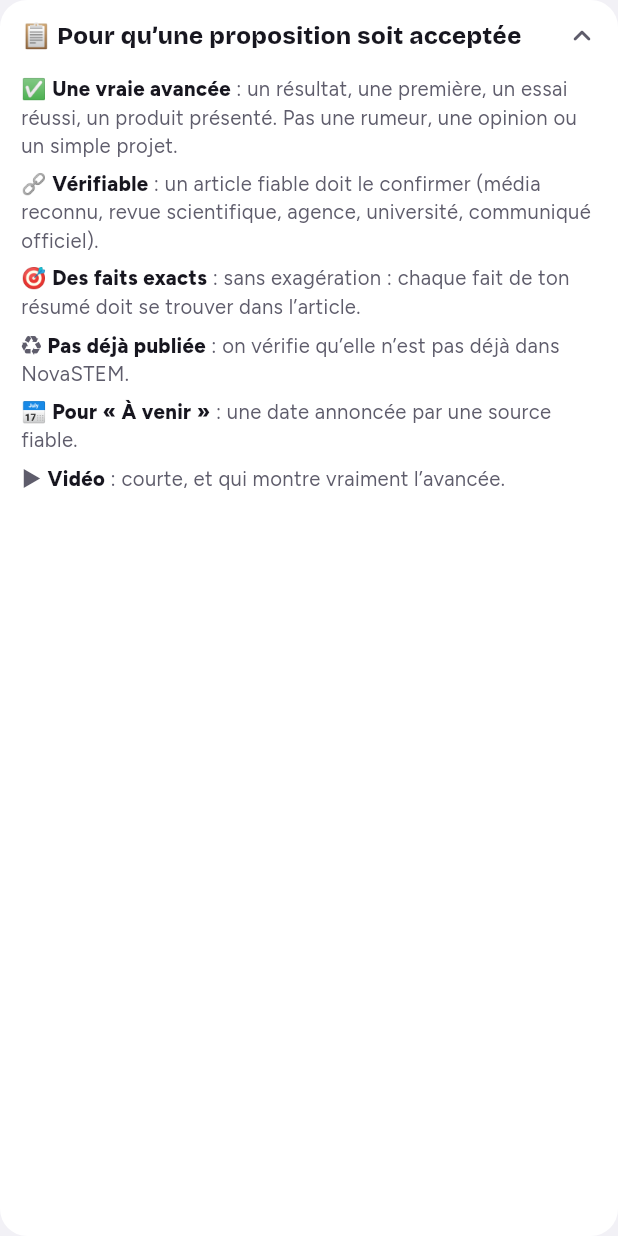
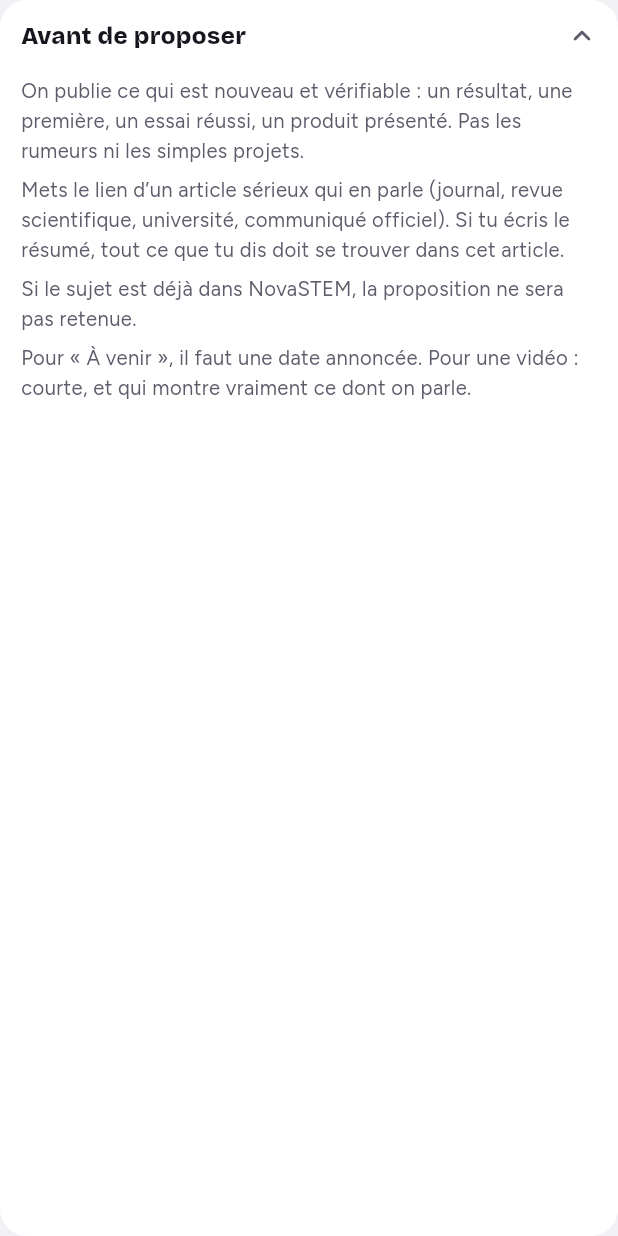
Before and after one commit to jd136413-lab/Application-science, a Flutter app: the _Regles widget shown alone on an empty page, opened directly, on a phone screen of 412 x 824 dp. Run offline on Flutter 3.47's test engine with Material 3 defaults, Android fonts, the phone set to English and light mode, and no system bars; our stand-ins replace cached_network_image, device_info_plus, firebase_core, firebase_crashlytics, firebase_messaging, flutter_cache_manager and 9 more; missing offline and left inert: google_mlkit_translation; accounts and stored records are empty.

Commit message:
Soumettre : règles sans émojis (maquette 97.1) [skip ci]
Co-Authored-By: Claude Opus 5.5 <noreply@anthropic.com>
Claude-Session: https://claude.ai/code/session_016yEvLPrAE5KA7kf6MRystD

```diff
--- a/app/lib/soumettre.dart
+++ b/app/lib/soumettre.dart
@@ -295,15 +295,14 @@ class _Regles extends StatefulWidget {
 class _ReglesState extends State<_Regles> {
   static bool _ouvert = true; // gardé pendant que l'app est ouverte
 
+  // 19/11 : écrit simplement, sans émojis ni liste à étiquettes (Maxime : « trop IA »).
   static const _regles = [
-    ('✅', 'Une vraie avancée', 'un résultat, une première, un essai réussi, un produit présenté. '
-        'Pas une rumeur, une opinion ou un simple projet.'),
-    ('🔗', 'Vérifiable', 'un article fiable doit le confirmer (média reconnu, revue scientifique, agence, '
-        'université, communiqué officiel).'),
-    ('🎯', 'Des faits exacts', 'sans exagération : chaque fait de ton résumé doit se trouver dans l’article.'),
-    ('♻️', 'Pas déjà publiée', 'on vérifie qu’elle n’est pas déjà dans NovaSTEM.'),
-    ('📅', 'Pour « À venir »', 'une date annoncée par une source fiable.'),
-    ('▶️', 'Vidéo', 'courte, et qui montre vraiment l’avancée.'),
+    'On publie ce qui est nouveau et vérifiable : un résultat, une première, un essai réussi, un produit présenté. '
+        'Pas les rumeurs ni les simples projets.',
+    'Mets le lien d’un article sérieux qui en parle (journal, revue scientifique, université, communiqué officiel). '
+        'Si tu écris le résumé, tout ce que tu dis doit se trouver dans cet article.',
+    'Si le sujet est déjà dans NovaSTEM, la proposition ne sera pas retenue.',
+    'Pour « À venir », il faut une date annoncée. Pour une vidéo : courte, et qui montre vraiment ce dont on parle.',
   ];
 
   @override
@@ -320,7 +319,7 @@ class _ReglesState extends State<_Regles> {
           child: Column(crossAxisAlignment: CrossAxisAlignment.start, children: [
             Row(children: [
               Expanded(
-                child: Text('📋 Pour qu’une proposition soit acceptée',
+                child: Text('Avant de proposer',
                     style: police(policeTitres, taille: 16, graisse: FontWeight.w800, couleur: p.texte)),
               ),
               Icon(_ouvert ? Icons.expand_less_rounded : Icons.expand_more_rounded, color: p.texteDiscret),
@@ -333,20 +332,11 @@ class _ReglesState extends State<_Regles> {
                   : Padding(
                       padding: const EdgeInsets.only(top: 8),
                       child: Column(crossAxisAlignment: CrossAxisAlignment.start, children: [
-                        for (final (e, t, d) in _regles)
+                        for (final r in _regles)
                           Padding(
                             padding: const EdgeInsets.only(top: 6),
-                            child: Text.rich(
-                              TextSpan(children: [
-                                TextSpan(text: '$e '),
-                                TextSpan(
-                                    text: t,
-                                    style: police(policeTexte,
-                                        taille: 13.5, graisse: FontWeight.w800, couleur: p.texte)),
-                                TextSpan(text: ' : $d'),
-                              ]),
-                              style: police(policeTexte, taille: 13.5, couleur: p.texteDiscret, hauteur: 1.4),
-                            ),
+                            child: Text(r,
+                                style: police(policeTexte, taille: 13.5, couleur: p.texteDiscret, hauteur: 1.45)),
                           ),
                       ]),
                     ),
```
